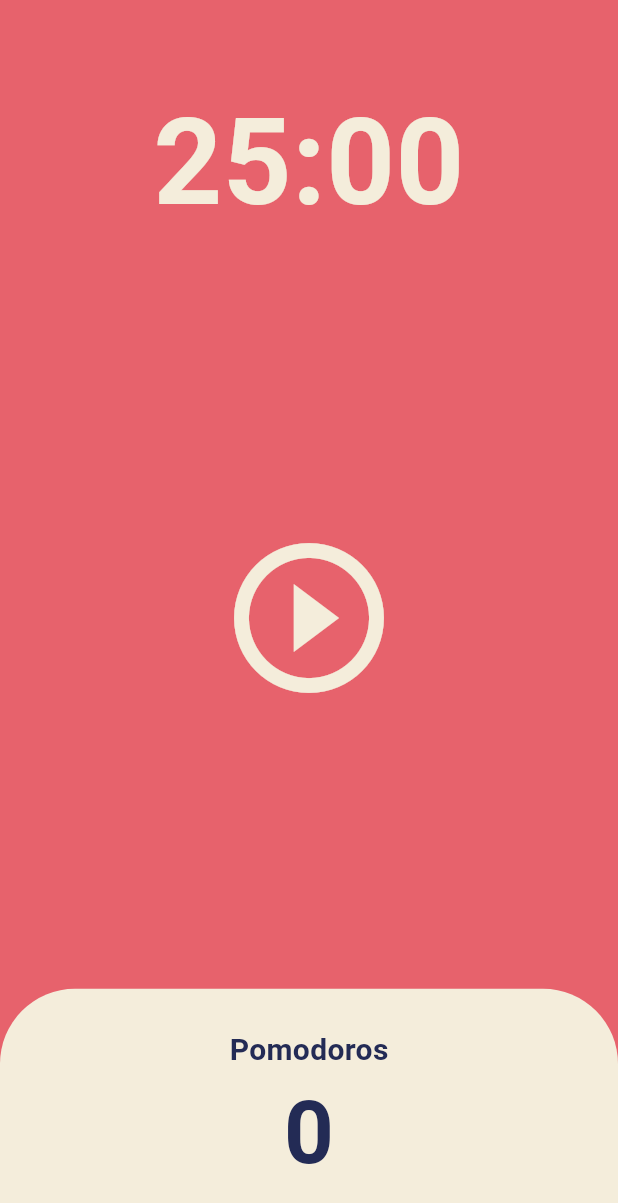
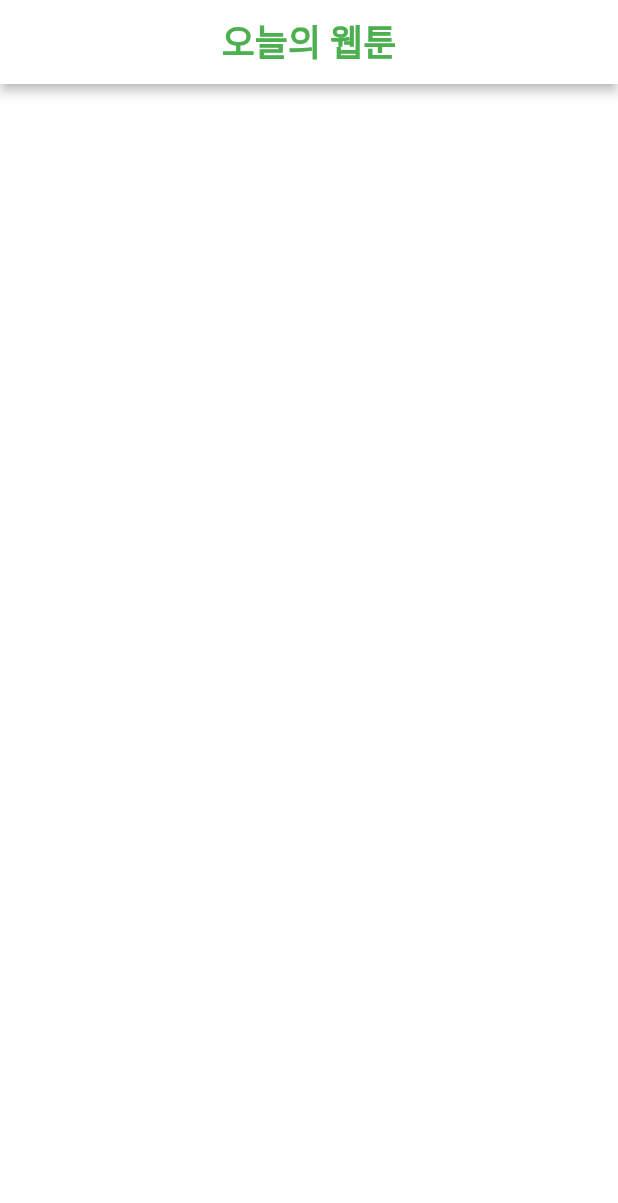
Before and after one commit to helious23/toonflix_again, a Flutter app: the screen it shows after launch, on a phone screen of 412 x 824 dp. Shown: the top 1203 px of the screen. Run offline on Flutter 3.47's test engine with Material 3 defaults, Android fonts, the phone set to English and light mode, and no system bars.

Commit message:
#6.1 AppBar

```diff
--- a/lib/main.dart
+++ b/lib/main.dart
@@ -10,15 +10,8 @@ class MyApp extends StatelessWidget {
 
   @override
   Widget build(BuildContext context) {
-    return MaterialApp(
-      theme: ThemeData(
-        scaffoldBackgroundColor: const Color(0XFFE7626C),
-        textTheme: const TextTheme(
-          headlineLarge: TextStyle(color: Color(0XFF232B55)),
-        ),
-        cardColor: const Color(0xFFF4EDDB),
-      ),
-      home: const HomeScreen(),
+    return const MaterialApp(
+      home: HomeScreen(),
       debugShowCheckedModeBanner: false,
     );
   }
--- a/lib/screens/home_screen.dart
+++ b/lib/screens/home_screen.dart
@@ -1,170 +1,24 @@
-import 'dart:async';
-
 import 'package:flutter/material.dart';
 
-class HomeScreen extends StatefulWidget {
+class HomeScreen extends StatelessWidget {
   const HomeScreen({super.key});
-
-  @override
-  State<HomeScreen> createState() => _HomeScreenState();
-}
-
-class _HomeScreenState extends State<HomeScreen> {
-  static const twentyFiveMinutes = 1500;
-  int totalSeconds = twentyFiveMinutes;
-  bool isRunning = false;
-  bool resetShown = false;
-  int totalPomodoros = 0;
-  late Timer timer;
-
-  void onTick(Timer timer) {
-    if (totalSeconds == 0) {
-      setState(() {
-        totalPomodoros++;
-        isRunning = false;
-        totalSeconds = twentyFiveMinutes;
-        resetShown = false;
-      });
-      timer.cancel();
-    } else {
-      setState(() {
-        totalSeconds--;
-      });
-    }
-  }
-
-  void onStartPressed() {
-    isRunning = true;
-    timer = Timer.periodic(const Duration(seconds: 1), onTick);
-    setState(() {
-      isRunning = true;
-      resetShown = true;
-    });
-  }
-
-  void onPausePressed() {
-    timer.cancel();
-    setState(() {
-      isRunning = false;
-    });
-  }
-
-  void onResetPressed() {
-    timer.cancel();
-    setState(() {
-      totalSeconds = twentyFiveMinutes;
-      isRunning = false;
-      resetShown = false;
-    });
-  }
-
-  String format(int seconds) {
-    var duration = Duration(seconds: seconds);
-    var formatedTime = duration
-        .toString()
-        .split('.')
-        .first
-        .substring(2, 7);
-    return formatedTime;
-  }
 
   @override
   Widget build(BuildContext context) {
     return Scaffold(
-      backgroundColor: Theme.of(context).scaffoldBackgroundColor,
-      body: Column(
-        children: [
-          Flexible(
-            flex: 1,
-            child: Container(
-              alignment: Alignment.bottomCenter,
-              child: Text(
-                format(totalSeconds),
-                style: TextStyle(
-                  fontSize: 80,
-                  fontWeight: FontWeight.w600,
-                  color: Theme.of(context).cardColor,
-                ),
-              ),
-            ),
-          ),
-          Flexible(
-            flex: 3,
-            child: SizedBox.expand(
-              child: Stack(
-                alignment: Alignment.center,
-                children: [
-                  IconButton(
-                    iconSize: 120,
-                    color: Theme.of(context).cardColor,
-                    onPressed: isRunning
-                        ? onPausePressed
-                        : onStartPressed,
-                    icon: Icon(
-                      isRunning
-                          ? Icons.pause_circle_outline
-                          : Icons.play_circle_outline,
-                    ),
-                  ),
-                  if (resetShown)
-                    Positioned(
-                      bottom: 150,
-                      child: IconButton(
-                        iconSize: 40,
-                        color: Theme.of(context).cardColor,
-                        onPressed: onResetPressed,
-                        icon: const Icon(Icons.refresh_outlined),
-                      ),
-                    ),
-                ],
-              ),
-            ),
-          ),
-          Flexible(
-            flex: 1,
-            child: Row(
-              children: [
-                Expanded(
-                  child: Container(
-                    decoration: BoxDecoration(
-                      color: Theme.of(context).cardColor,
-                      borderRadius: const BorderRadius.only(
-                        topLeft: Radius.circular(50),
-                        topRight: Radius.circular(50),
-                      ),
-                    ),
-                    child: Column(
-                      mainAxisAlignment: MainAxisAlignment.center,
-                      children: [
-                        Text(
-                          'Pomodoros',
-                          style: TextStyle(
-                            fontSize: 20,
-                            fontWeight: FontWeight.w600,
-                            color: Theme.of(
-                              context,
-                            ).textTheme.headlineLarge?.color,
-                          ),
-                        ),
-                        Text(
-                          '$totalPomodoros',
-                          style: TextStyle(
-                            fontSize: 58,
-                            fontWeight: FontWeight.w600,
-                            color: Theme.of(
-                              context,
-                            ).textTheme.headlineLarge?.color,
-                          ),
-                        ),
-                      ],
-                    ),
-                  ),
-                ),
-              ],
-            ),
-          ),
-        ],
+      appBar: AppBar(
+        title: const Text(
+          "오늘의 웹툰",
+          style: TextStyle(fontSize: 24, fontWeight: FontWeight.w600),
+        ),
+        centerTitle: true,
+        foregroundColor: Colors.green,
+        backgroundColor: Colors.white,
+        elevation: 3,
+        surfaceTintColor: Colors.white,
+        shadowColor: Colors.black,
       ),
+      backgroundColor: Colors.white,
     );
   }
 }
```
